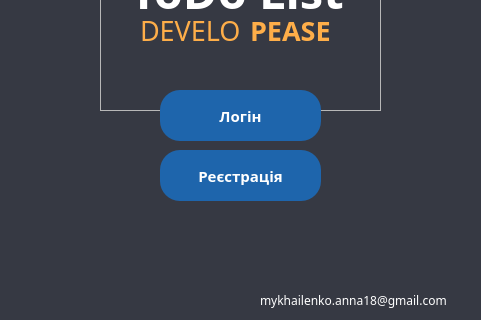
Before: the Qt Designer form mainwindow.ui in Annakkm/Todolist, drawn with Qt 5; both pictures show x 0 to 481 and y 210 to 530 of the 481 by 530 pixel window.
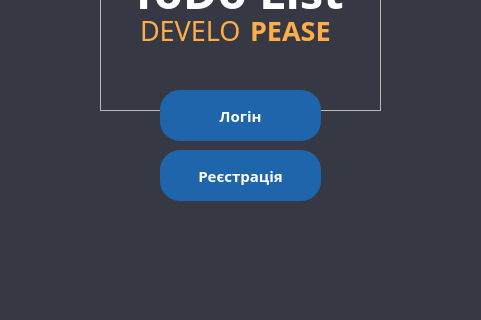
After: the same form once the commit is applied. Icons and pictures are not drawn.

Commit message: добавила кнопку додаткової інформації

The edit to the form file:
```diff
--- a/mainwindow.ui
+++ b/mainwindow.ui
@@ -257,30 +257,6 @@
      <bool>true</bool>
     </property>
    </widget>
-   <widget class="QLabel" name="email_text">
-    <property name="geometry">
-     <rect>
-      <x>260</x>
-      <y>500</y>
-      <width>211</width>
-      <height>20</height>
-     </rect>
-    </property>
-    <property name="font">
-     <font>
-      <family>Fixel Black</family>
-     </font>
-    </property>
-    <property name="styleSheet">
-     <string notr="true">QLabel{
-
-	color: rgb(255, 255, 255);
-}</string>
-    </property>
-    <property name="text">
-     <string>mykhailenko.anna18@gmail.com</string>
-    </property>
-   </widget>
   </widget>
  </widget>
  <resources>
```
Left out of the diff: 2 changed lines with no effect on the pictures. The commit also changes 3 other files.
